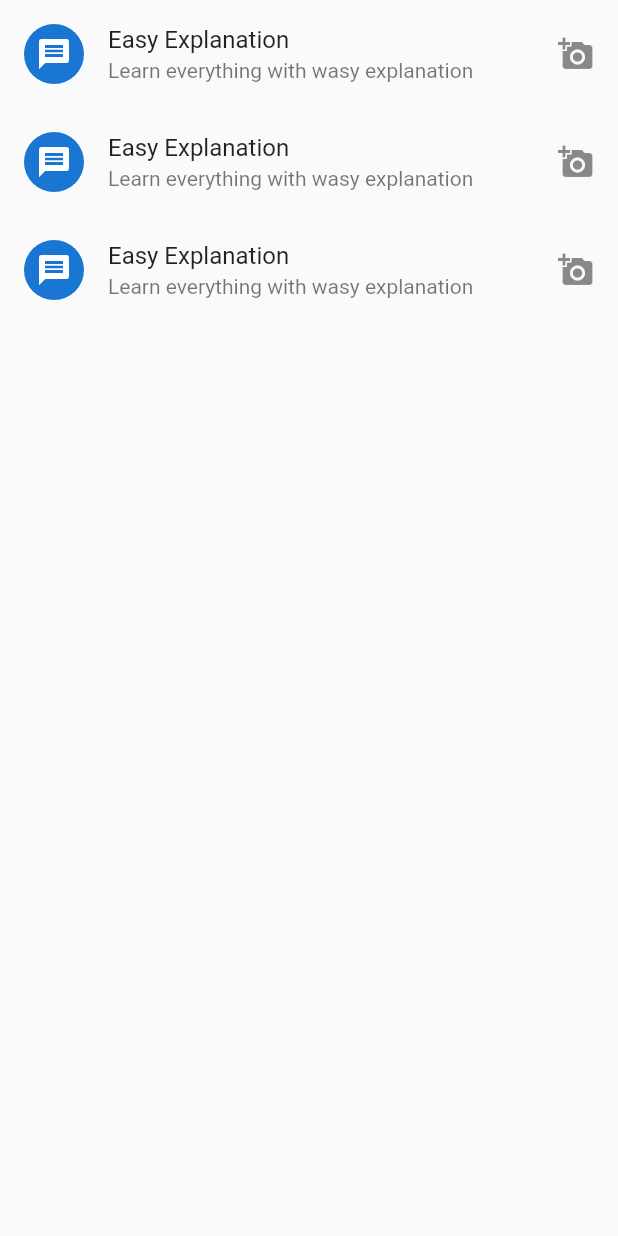
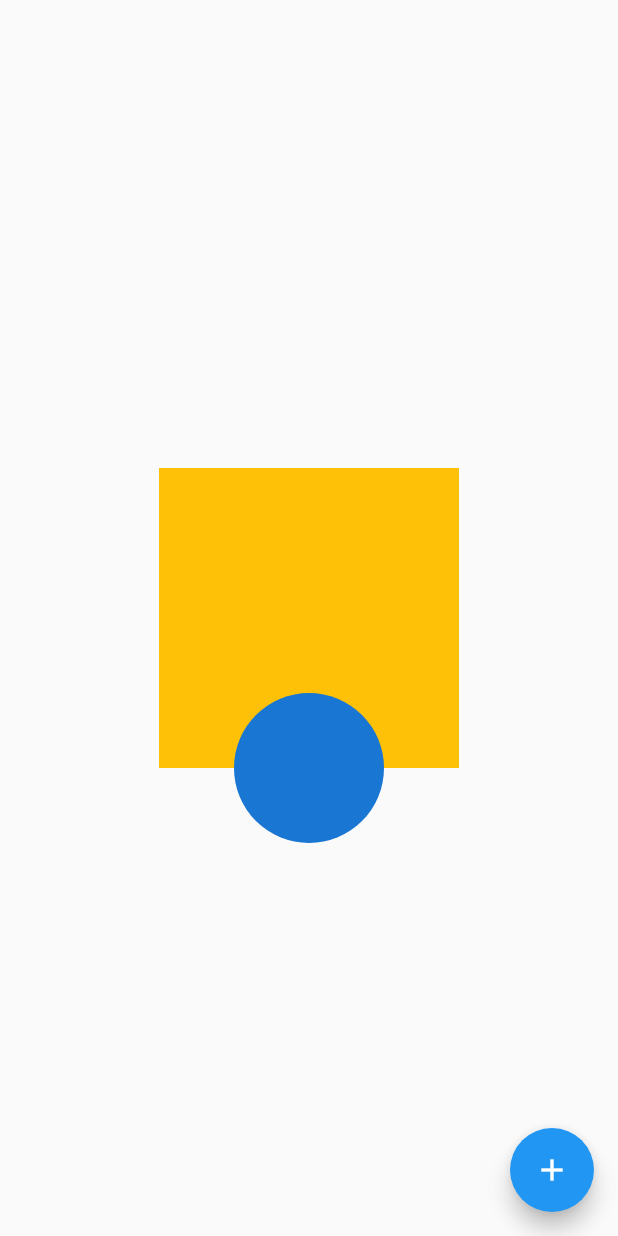
Before and after one commit to Saqib29/Learning-issue, a Flutter app: the screen it shows after launch, on a phone screen of 412 x 824 dp. Run offline on Flutter 3.47's test engine with Material 2 defaults, Android fonts, the phone set to English and light mode, and no system bars.

Commit message:
Stack, Positioned, Floating action button

```diff
--- a/flutter/flutter_basic/lib/main.dart
+++ b/flutter/flutter_basic/lib/main.dart
@@ -24,28 +24,21 @@ class HomePage extends StatelessWidget {
 
     return  MaterialApp(
       home: Scaffold(
-        body: ListView(
-          children: <Widget>[
-            ListTile(
-              title: Text("Easy Explanation"),
-              subtitle: Text("Learn everything with wasy explanation"),
-              leading: CircleAvatar(child: Icon(Icons.message)),
-              trailing: Icon(Icons.add_a_photo),
-            ),
-            ListTile(
-              title: Text("Easy Explanation"),
-              subtitle: Text("Learn everything with wasy explanation"),
-              leading: CircleAvatar(child: Icon(Icons.message)),
-              trailing: Icon(Icons.add_a_photo),
-            ),
-            ListTile(
-              title: Text("Easy Explanation"),
-              subtitle: Text("Learn everything with wasy explanation"),
-              leading: CircleAvatar(child: Icon(Icons.message)),
-              trailing: Icon(Icons.add_a_photo),
-            ),
-          ],
-        ),
+        floatingActionButton: FloatingActionButton(onPressed: (){}, child: Icon(Icons.add)),
+        body: Center(
+          child: Stack(
+            alignment: Alignment.bottomCenter,
+            overflow: Overflow.visible,
+            children: <Widget>[
+              Container(
+                height: 200,
+                width: 200,
+                color: Colors.amber
+              ),
+              Positioned(bottom: -50, child: CircleAvatar(radius: 50,))
+            ],
+          )
+        )
       ),
     );
   }
```
